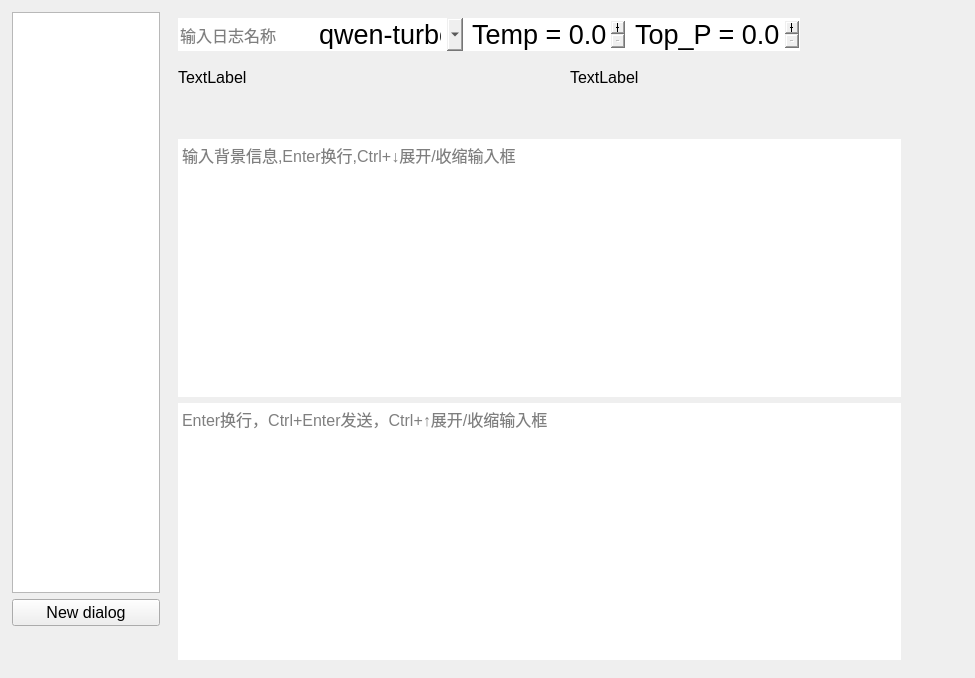
Old version of the form chatgpt_project/ui/chatgpt_ui.ui in the repository bigdeeer/toolbox.
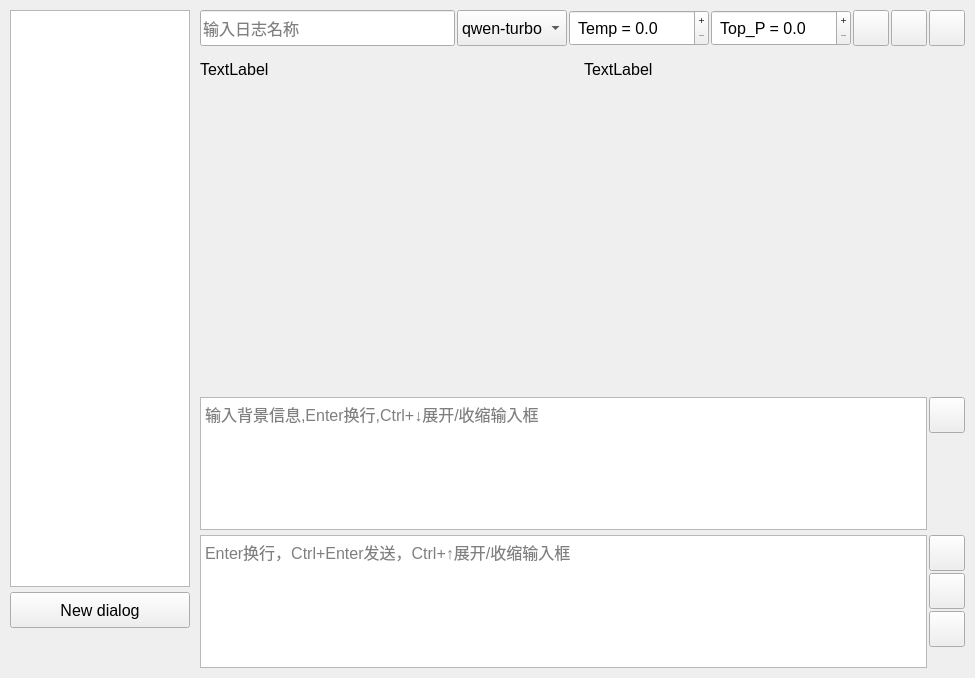
New version of the form. Icons and pictures are not drawn. Custom widgets are drawn as their Qt base class.

Patch:
```diff
--- a/chatgpt_project/ui/chatgpt_ui.ui
+++ b/chatgpt_project/ui/chatgpt_ui.ui
@@ -24,7 +24,7 @@
   </property>
   <property name="font">
    <font>
-    <pointsize>20</pointsize>
+    <pointsize>12</pointsize>
    </font>
   </property>
   <property name="windowTitle">
@@ -42,6 +42,21 @@
   </property>
   <widget class="QWidget" name="centralwidget">
    <layout class="QHBoxLayout" name="horizontalLayout_4">
+    <property name="spacing">
+     <number>10</number>
+    </property>
+    <property name="leftMargin">
+     <number>10</number>
+    </property>
+    <property name="topMargin">
+     <number>10</number>
+    </property>
+    <property name="rightMargin">
+     <number>10</number>
+    </property>
+    <property name="bottomMargin">
+     <number>10</number>
+    </property>
     <item>
      <widget class="QWidget" name="menu_wit" native="true">
       <property name="minimumSize">
@@ -57,17 +72,20 @@
        </size>
       </property>
       <layout class="QVBoxLayout" name="menu_vlayout" stretch="0,0,0">
+       <property name="spacing">
+        <number>5</number>
+       </property>
        <property name="leftMargin">
-        <number>3</number>
+        <number>0</number>
        </property>
        <property name="topMargin">
-        <number>3</number>
+        <number>0</number>
        </property>
        <property name="rightMargin">
-        <number>3</number>
+        <number>0</number>
        </property>
        <property name="bottomMargin">
-        <number>3</number>
+        <number>0</number>
        </property>
        <item>
         <widget class="QListWidget" name="dialog_names_list">
@@ -80,6 +98,18 @@
        </item>
        <item>
         <widget class="QPushButton" name="new_dialog_btn">
+         <property name="minimumSize">
+          <size>
+           <width>0</width>
+           <height>36</height>
+          </size>
+         </property>
+         <property name="maximumSize">
+          <size>
+           <width>16777215</width>
+           <height>36</height>
+          </size>
+         </property>
          <property name="font">
           <font>
            <pointsize>12</pointsize>
@@ -112,6 +142,21 @@
     <item>
      <widget class="QWidget" name="content_wit" native="true">
       <layout class="QVBoxLayout" name="content_vlayout">
+       <property name="spacing">
+        <number>5</number>
+       </property>
+       <property name="leftMargin">
+        <number>0</number>
+       </property>
+       <property name="topMargin">
+        <number>0</number>
+       </property>
+       <property name="rightMargin">
+        <number>0</number>
+       </property>
+       <property name="bottomMargin">
+        <number>0</number>
+       </property>
        <item>
         <widget class="QWidget" name="log_layout_w" native="true">
          <property name="sizePolicy">
@@ -123,15 +168,18 @@
          <property name="minimumSize">
           <size>
            <width>0</width>
-           <height>30</height>
+           <height>36</height>
           </size>
          </property>
-         <property name="styleSheet">
-          <string notr="true">border:0px;</string>
+         <property name="maximumSize">
+          <size>
+           <width>16777215</width>
+           <height>36</height>
+          </size>
          </property>
          <layout class="QHBoxLayout" name="log_layout">
           <property name="spacing">
-           <number>0</number>
+           <number>2</number>
           </property>
           <property name="sizeConstraint">
            <enum>QLayout::SetDefaultConstraint</enum>
@@ -161,9 +209,6 @@
               <pointsize>12</pointsize>
              </font>
             </property>
-            <property name="styleSheet">
-             <string notr="true"/>
-            </property>
             <property name="placeholderText">
              <string>输入日志名称</string>
             </property>
@@ -172,19 +217,15 @@
           <item>
            <widget class="QComboBox" name="model_combo">
             <property name="sizePolicy">
-             <sizepolicy hsizetype="Fixed" vsizetype="Preferred">
+             <sizepolicy hsizetype="Preferred" vsizetype="Preferred">
               <horstretch>0</horstretch>
               <verstretch>0</verstretch>
              </sizepolicy>
             </property>
-            <property name="minimumSize">
-             <size>
-              <width>95</width>
-              <height>0</height>
-             </size>
-            </property>
-            <property name="styleSheet">
-             <string notr="true"/>
+            <property name="font">
+             <font>
+              <pointsize>12</pointsize>
+             </font>
             </property>
             <item>
              <property name="text">
@@ -218,12 +259,14 @@
             </property>
             <property name="minimumSize">
              <size>
-              <width>100</width>
+              <width>140</width>
               <height>0</height>
              </size>
             </property>
-            <property name="styleSheet">
-             <string notr="true"/>
+            <property name="font">
+             <font>
+              <pointsize>12</pointsize>
+             </font>
             </property>
             <property name="buttonSymbols">
              <enum>QAbstractSpinBox::PlusMinus</enum>
@@ -252,12 +295,14 @@
             </property>
             <property name="minimumSize">
              <size>
-              <width>100</width>
+              <width>140</width>
               <height>0</height>
              </size>
             </property>
-            <property name="styleSheet">
-             <string notr="true"/>
+            <property name="font">
+             <font>
+              <pointsize>12</pointsize>
+             </font>
             </property>
             <property name="buttonSymbols">
              <enum>QAbstractSpinBox::PlusMinus</enum>
@@ -286,10 +331,16 @@
             </property>
             <property name="minimumSize">
              <size>
-              <width>40</width>
+              <width>36</width>
               <height>0</height>
              </size>
             </property>
+            <property name="maximumSize">
+             <size>
+              <width>36</width>
+              <height>16777215</height>
+             </size>
+            </property>
             <property name="font">
              <font>
               <pointsize>16</pointsize>
@@ -298,9 +349,6 @@
             <property name="toolTip">
              <string>&lt;html&gt;&lt;head/&gt;&lt;body&gt;&lt;p&gt;&lt;span style=&quot; font-size:16pt;&quot;&gt;保存日志&lt;/span&gt;&lt;/p&gt;&lt;/body&gt;&lt;/html&gt;</string>
             </property>
-            <property name="styleSheet">
-             <string notr="true"/>
-            </property>
             <property name="text">
              <string/>
             </property>
@@ -326,10 +374,16 @@
             </property>
             <property name="minimumSize">
              <size>
-              <width>40</width>
+              <width>36</width>
               <height>0</height>
              </size>
             </property>
+            <property name="maximumSize">
+             <size>
+              <width>36</width>
+              <height>16777215</height>
+             </size>
+            </property>
             <property name="font">
              <font>
               <pointsize>16</pointsize>
@@ -338,9 +392,6 @@
             <property name="toolTip">
              <string>&lt;html&gt;&lt;head/&gt;&lt;body&gt;&lt;p&gt;&lt;span style=&quot; font-size:16pt;&quot;&gt;加载日志&lt;/span&gt;&lt;/p&gt;&lt;/body&gt;&lt;/html&gt;</string>
             </property>
-            <property name="styleSheet">
-             <string notr="true"/>
-            </property>
             <property name="text">
              <string/>
             </property>
@@ -366,10 +417,16 @@
             </property>
             <property name="minimumSize">
              <size>
-              <width>40</width>
+              <width>36</width>
               <height>0</height>
              </size>
             </property>
+            <property name="maximumSize">
+             <size>
+              <width>36</width>
+              <height>16777215</height>
+             </size>
+            </property>
             <property name="font">
              <font>
               <pointsize>16</pointsize>
@@ -378,9 +435,6 @@
             <property name="toolTip">
              <string>&lt;html&gt;&lt;head/&gt;&lt;body&gt;&lt;p&gt;&lt;span style=&quot; font-size:16pt;&quot;&gt;窗体置顶&lt;/span&gt;&lt;/p&gt;&lt;/body&gt;&lt;/html&gt;</string>
             </property>
-            <property name="styleSheet">
-             <string notr="true"/>
-            </property>
             <property name="text">
              <string/>
             </property>
@@ -414,13 +468,13 @@
          <property name="minimumSize">
           <size>
            <width>0</width>
-           <height>30</height>
+           <height>36</height>
           </size>
          </property>
          <property name="maximumSize">
           <size>
            <width>16777215</width>
-           <height>20</height>
+           <height>36</height>
           </size>
          </property>
          <property name="baseSize">
@@ -429,12 +483,9 @@
            <height>20</height>
           </size>
          </property>
-         <property name="styleSheet">
-          <string notr="true"/>
-         </property>
          <layout class="QHBoxLayout" name="horizontalLayout_3" stretch="2,2">
           <property name="spacing">
-           <number>5</number>
+           <number>2</number>
           </property>
           <property name="leftMargin">
            <number>0</number>
@@ -486,7 +537,7 @@
          <property name="minimumSize">
           <size>
            <width>0</width>
-           <height>40</height>
+           <height>300</height>
           </size>
          </property>
         </widget>
@@ -502,15 +553,12 @@
          <property name="minimumSize">
           <size>
            <width>0</width>
-           <height>40</height>
+           <height>36</height>
           </size>
          </property>
-         <property name="styleSheet">
-          <string notr="true">border:0px;</string>
-         </property>
          <layout class="QHBoxLayout" name="horizontalLayout">
           <property name="spacing">
-           <number>0</number>
+           <number>2</number>
           </property>
           <property name="leftMargin">
            <number>0</number>
@@ -537,9 +585,6 @@
               <pointsize>12</pointsize>
              </font>
             </property>
-            <property name="styleSheet">
-             <string notr="true"/>
-            </property>
             <property name="placeholderText">
              <string>输入背景信息,Enter换行,Ctrl+↓展开/收缩输入框</string>
             </property>
@@ -553,6 +598,18 @@
               <verstretch>0</verstretch>
              </sizepolicy>
             </property>
+            <property name="minimumSize">
+             <size>
+              <width>36</width>
+              <height>0</height>
+             </size>
+            </property>
+            <property name="maximumSize">
+             <size>
+              <width>36</width>
+              <height>16777215</height>
+             </size>
+            </property>
             <layout class="QVBoxLayout" name="verticalLayout_3">
              <property name="spacing">
               <number>0</number>
@@ -577,6 +634,18 @@
                  <verstretch>0</verstretch>
                 </sizepolicy>
                </property>
+               <property name="minimumSize">
+                <size>
+                 <width>0</width>
+                 <height>36</height>
+                </size>
+               </property>
+               <property name="maximumSize">
+                <size>
+                 <width>16777215</width>
+                 <height>36</height>
+                </size>
+               </property>
                <property name="font">
                 <font>
                  <pointsize>16</pointsize>
@@ -585,9 +654,6 @@
                <property name="toolTip">
                 <string>&lt;html&gt;&lt;head/&gt;&lt;body&gt;&lt;p&gt;&lt;span style=&quot; font-size:16pt;&quot;&gt;展开/收缩&lt;/span&gt;&lt;/p&gt;&lt;/body&gt;&lt;/html&gt;</string>
                </property>
-               <property name="styleSheet">
-                <string notr="true"/>
-               </property>
                <property name="text">
                 <string/>
                </property>
@@ -639,12 +705,9 @@
            <height>120</height>
           </size>
          </property>
-         <property name="styleSheet">
-          <string notr="true">border:0px</string>
-         </property>
          <layout class="QHBoxLayout" name="horizontalLayout_2">
           <property name="spacing">
-           <number>0</number>
+           <number>2</number>
           </property>
           <property name="leftMargin">
            <number>0</number>
@@ -666,14 +729,17 @@
               <verstretch>0</verstretch>
              </sizepolicy>
             </property>
+            <property name="minimumSize">
+             <size>
+              <width>0</width>
+              <height>112</height>
+             </size>
+            </property>
             <property name="font">
              <font>
               <pointsize>12</pointsize>
              </font>
             </property>
-            <property name="styleSheet">
-             <string notr="true"/>
-            </property>
             <property name="placeholderText">
              <string>Enter换行，Ctrl+Enter发送，Ctrl+↑展开/收缩输入框</string>
             </property>
@@ -687,12 +753,21 @@
               <verstretch>0</verstretch>
              </sizepolicy>
             </property>
-            <property name="styleSheet">
-             <string notr="true">border:0px</string>
+            <property name="minimumSize">
+             <size>
+              <width>36</width>
+              <height>0</height>
+             </size>
+            </property>
+            <property name="maximumSize">
+             <size>
+              <width>36</width>
+              <height>16777215</height>
+             </size>
             </property>
             <layout class="QVBoxLayout" name="verticalLayout_2">
              <property name="spacing">
-              <number>0</number>
+              <number>2</number>
              </property>
              <property name="leftMargin">
               <number>0</number>
@@ -714,6 +789,18 @@
                  <verstretch>0</verstretch>
                 </sizepolicy>
                </property>
+               <property name="minimumSize">
+                <size>
+                 <width>0</width>
+                 <height>36</height>
+                </size>
+               </property>
+               <property name="maximumSize">
+                <size>
+                 <width>16777215</width>
+                 <height>36</height>
+                </size>
+               </property>
                <property name="font">
                 <font>
                  <pointsize>16</pointsize>
@@ -722,9 +809,6 @@
                <property name="toolTip">
                 <string>&lt;html&gt;&lt;head/&gt;&lt;body&gt;&lt;p&gt;&lt;span style=&quot; font-size:16pt;&quot;&gt;展开/收缩&lt;/span&gt;&lt;/p&gt;&lt;/body&gt;&lt;/html&gt;</string>
                </property>
-               <property name="styleSheet">
-                <string notr="true"/>
-               </property>
                <property name="text">
                 <string/>
                </property>
@@ -751,6 +835,18 @@
                  <verstretch>0</verstretch>
                 </sizepolicy>
                </property>
+               <property name="minimumSize">
+                <size>
+                 <width>0</width>
+                 <height>36</height>
+                </size>
+               </property>
+               <property name="maximumSize">
+                <size>
+                 <width>16777215</width>
+                 <height>36</height>
+                </size>
+               </property>
                <property name="font">
                 <font>
                  <pointsize>16</pointsize>
@@ -759,9 +855,6 @@
                <property name="toolTip">
                 <string>&lt;html&gt;&lt;head/&gt;&lt;body&gt;&lt;p&gt;&lt;span style=&quot; font-size:16pt;&quot;&gt;发送&lt;/span&gt;&lt;/p&gt;&lt;/body&gt;&lt;/html&gt;</string>
                </property>
-               <property name="styleSheet">
-                <string notr="true"/>
-               </property>
                <property name="text">
                 <string/>
                </property>
@@ -785,6 +878,18 @@
                  <verstretch>0</verstretch>
                 </sizepolicy>
                </property>
+               <property name="minimumSize">
+                <size>
+                 <width>0</width>
+                 <height>36</height>
+                </size>
+               </property>
+               <property name="maximumSize">
+                <size>
+                 <width>16777215</width>
+                 <height>36</height>
+                </size>
+               </property>
                <property name="font">
                 <font>
                  <pointsize>16</pointsize>
@@ -793,9 +898,6 @@
                <property name="toolTip">
                 <string>&lt;html&gt;&lt;head/&gt;&lt;body&gt;&lt;p&gt;&lt;span style=&quot; font-size:16pt;&quot;&gt;清空&lt;/span&gt;&lt;/p&gt;&lt;/body&gt;&lt;/html&gt;</string>
                </property>
-               <property name="styleSheet">
-                <string notr="true"/>
-               </property>
                <property name="text">
                 <string/>
                </property>
```
